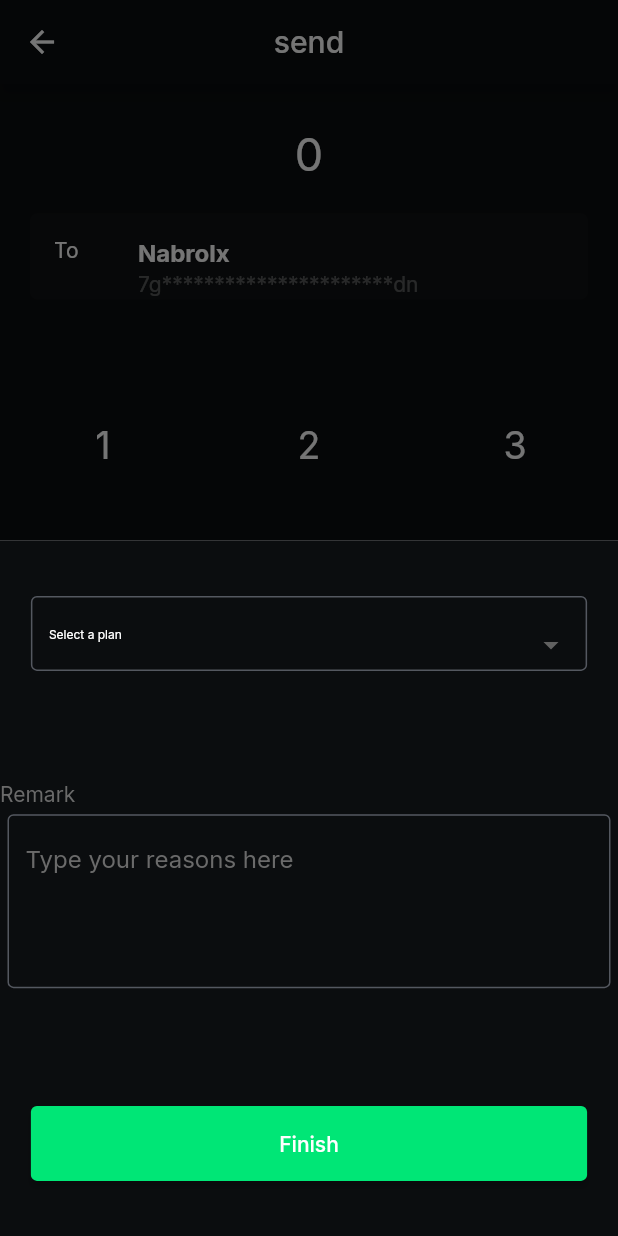
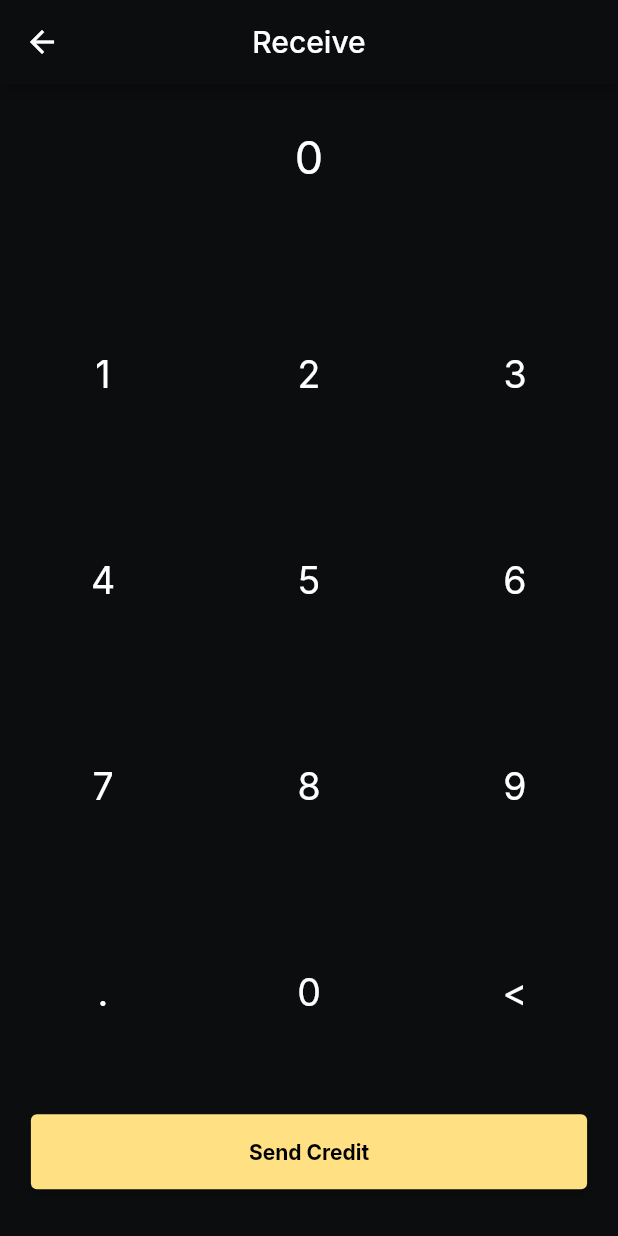
Before and after one commit to yonaries/Dime-Campus, a Flutter app: the screen it shows after launch, after a tap on "Send Credit", on a phone screen of 412 x 824 dp. Run offline on Flutter 3.47's test engine with Material 2 defaults, Android fonts, the phone set to English and light mode, and no system bars; our stand-ins replace google_fonts, percent_indicator, qr_flutter, syncfusion_flutter_charts; missing offline and left inert: mobile_scanner.

Commit message:
added receive  and deposit pages

```diff
--- a/lib/main.dart
+++ b/lib/main.dart
@@ -7,6 +7,7 @@ import 'package:nuvio/view/qr/my_qr.dart';
 import 'package:nuvio/view/plans/plans.dart';
 
 import 'package:google_fonts/google_fonts.dart';
+import 'package:nuvio/view/rec/rec.dart';
 import 'package:nuvio/view/send/send.dart';
 
 import 'core/common/home.dart';
@@ -40,10 +41,12 @@ class MyApp extends StatelessWidget {
         ),
 
         // home: const MyHomePage(title: 'Flutter Demo Home Page'),
-        initialRoute: '/send', //white surface background onBackground
+        initialRoute: '/rec', //white surface background onBackground
         onGenerateRoute: (settings) {
           final args = settings.arguments;
           switch (settings.name) {
+            case '/rec':
+              return MaterialPageRoute(builder: (context) => RecieveView());
             case '/':
             case '/home':
               return MaterialPageRoute(
--- /dev/null
+++ b/lib/view/rec/rec.dart
@@ -0,0 +1,88 @@
+import 'package:flutter/material.dart';
+
+import '../../core/common/keypad.dart';
+
+class RecieveView extends StatefulWidget {
+  RecieveView({super.key});
+  TextEditingController _cnt = TextEditingController(text: "0");
+  @override
+  State<RecieveView> createState() => _RecieveViewState(KeyPad(_cnt), _cnt);
+}
+
+class _RecieveViewState extends State<RecieveView> {
+  static const _textStyle = TextStyle(fontSize: 30, color: Colors.white);
+  final TextEditingController _cnt;
+  _RecieveViewState(this._keypad, this._cnt);
+  String _ammt = "0";
+  KeyPad _keypad;
+
+  @override
+  void initState() {
+    super.initState();
+    _cnt.addListener(() {
+      setState(() {
+        _ammt = _cnt.text;
+      });
+    });
+  }
+
+  @override
+  Widget build(BuildContext context) {
+    final size = MediaQuery.of(context).size;
+    return Scaffold(
+        resizeToAvoidBottomInset: true,
+        backgroundColor: Theme.of(context).colorScheme.background,
+        appBar: AppBar(
+          backgroundColor: Theme.of(context).colorScheme.background,
+          title: const Text(
+            "Receive",
+          ),
+          centerTitle: true,
+        ),
+        body: Builder(builder: (context) {
+          return Column(
+            children: [
+              const Expanded(
+                  flex: 1,
+                  child: SizedBox(
+                    height: 1,
+                  )),
+              Expanded(
+                  flex: 2,
+                  child: Text(
+                    _ammt,
+                    style: _textStyle,
+                  )),
+              const Expanded(
+                  flex: 1,
+                  child: SizedBox(
+                    height: 1,
+                  )),
+              Expanded(flex: 17, child: _keypad),
+              const Expanded(
+                  flex: 1,
+                  child: SizedBox(
+                    height: 1,
+                  )),
+              ElevatedButton(
+                onPressed: () {},
+                style: ElevatedButton.styleFrom(
+                    backgroundColor: Theme.of(context).colorScheme.secondary,
+                    minimumSize: Size(size.width * 0.9, 50)),
+                child: const Text(
+                  "Send Credit",
+                  style: TextStyle(
+                      color: Colors.black, fontWeight: FontWeight.bold),
+                ),
+              ),
+              const Expanded(
+                  flex: 1,
+                  child: SizedBox(
+                    height: 1,
+                  )),
+            ],
+          );
+        }));
+    ;
+  }
+}
--- a/lib/view/send/send.dart
+++ b/lib/view/send/send.dart
@@ -27,6 +27,7 @@ class __BottomSheetState extends State<_BottomSheet> {
     final _inputTextStyle =
         TextStyle(color: Theme.of(context).colorScheme.onBackground);
     final size = MediaQuery.of(context).size;
+    //TODO keyboard covers the textfield
     final _items = ['Food', "Other", "Dates :)"]
         .map((data) => DropdownMenuItem(
               value: data,
@@ -37,8 +38,9 @@ class __BottomSheetState extends State<_BottomSheet> {
             ))
         .toList();
     return Container(
-      decoration:
-          BoxDecoration(color: Theme.of(context).colorScheme.background),
+      decoration: BoxDecoration(
+          color: Theme.of(context).colorScheme.background,
+          borderRadius: BorderRadius.all(Radius.circular(10))),
       child: Column(
           mainAxisAlignment: MainAxisAlignment.spaceAround,
           crossAxisAlignment: CrossAxisAlignment.center,
```
Also changed, not shown: lib/view/deposit/deposit.dart (added, +88 -0 lines), 4 other files.
